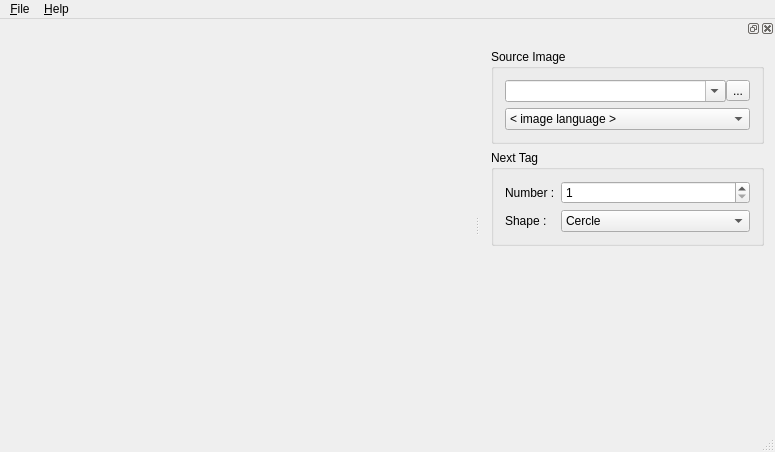
redkite001/imagetagger, file mainwindow.ui: the form before one commit.
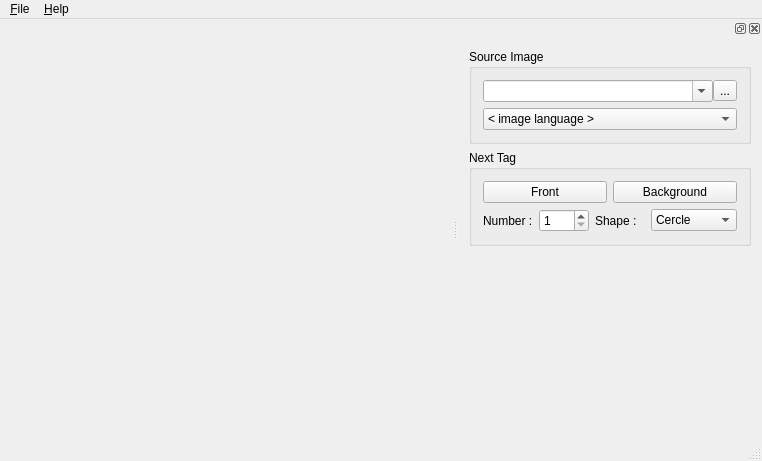
The form after the commit.

Commit message: Added 3 shapes, colors are working.

Patch:
```diff
--- a/mainwindow.ui
+++ b/mainwindow.ui
@@ -6,8 +6,8 @@
    <rect>
     <x>0</x>
     <y>0</y>
-    <width>775</width>
-    <height>452</height>
+    <width>762</width>
+    <height>461</height>
    </rect>
   </property>
   <property name="windowTitle">
@@ -19,7 +19,7 @@
     <rect>
      <x>0</x>
      <y>0</y>
-     <width>775</width>
+     <width>762</width>
      <height>20</height>
     </rect>
    </property>
@@ -43,8 +43,8 @@
   <widget class="QDockWidget" name="toolDW">
    <property name="minimumSize">
     <size>
-     <width>295</width>
-     <height>219</height>
+     <width>304</width>
+     <height>249</height>
     </size>
    </property>
    <property name="acceptDrops">
@@ -109,15 +109,35 @@
        <property name="title">
         <string>Next Tag</string>
        </property>
-       <layout class="QFormLayout" name="formLayout">
-        <item row="0" column="0">
+       <layout class="QVBoxLayout" name="verticalLayout_2">
+        <item>
+         <layout class="QHBoxLayout" name="horizontalLayout_4">
+          <item>
+           <widget class="QPushButton" name="frontColorPB">
+            <property name="text">
+             <string>Front</string>
+            </property>
+           </widget>
+          </item>
+          <item>
+           <widget class="QPushButton" name="backgroundColorPB">
+            <property name="text">
+             <string>Background</string>
+            </property>
+           </widget>
+          </item>
+         </layout>
+        </item>
+        <item>
+         <layout class="QHBoxLayout" name="horizontalLayout_3">
+          <item>
          <widget class="QLabel" name="numberL">
           <property name="text">
            <string>Number :</string>
           </property>
          </widget>
         </item>
-        <item row="0" column="1">
+          <item>
          <widget class="QSpinBox" name="numberSB">
           <property name="minimum">
            <number>1</number>
@@ -127,14 +147,14 @@
           </property>
          </widget>
         </item>
-        <item row="1" column="0">
+          <item>
          <widget class="QLabel" name="shapeL">
           <property name="text">
            <string>Shape :</string>
           </property>
          </widget>
         </item>
-        <item row="1" column="1">
+          <item>
          <widget class="QComboBox" name="shapeCB">
           <item>
            <property name="text">
@@ -162,6 +182,8 @@
            </property>
           </item>
          </widget>
+          </item>
+         </layout>
         </item>
        </layout>
       </widget>
```
Left out of the diff: 7 changed lines with no effect on the pictures. Lines whose indentation alone changed are shown as unchanged. The commit also changes 5 other files.
